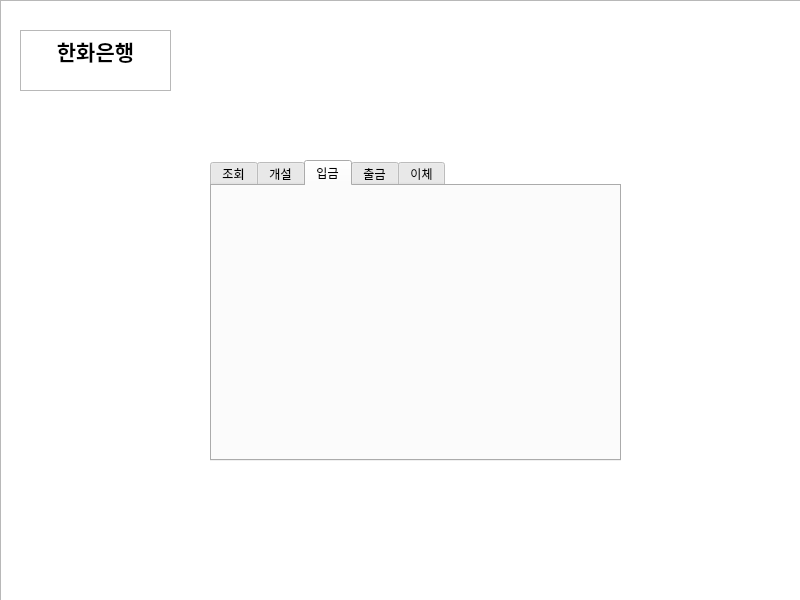
First picture: the form in bank.ui, repository smleew/Qt_BankSystem, before the edit.
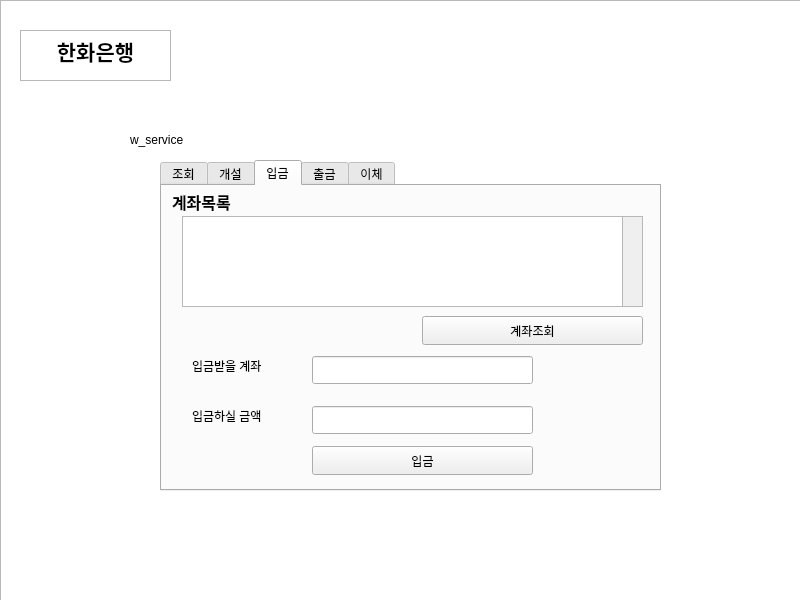
Second picture: the form after the edit. The open tabs and pages were chosen to show the change.

Diff of the .ui file:
```diff
--- a/bank.ui
+++ b/bank.ui
@@ -19,7 +19,7 @@
      <x>20</x>
      <y>30</y>
      <width>151</width>
-     <height>61</height>
+     <height>51</height>
     </rect>
    </property>
    <property name="html">
@@ -37,7 +37,7 @@
    <property name="geometry">
     <rect>
      <x>110</x>
-     <y>100</y>
+     <y>120</y>
      <width>600</width>
      <height>400</height>
     </rect>
@@ -60,10 +60,10 @@
     <widget class="QTabWidget" name="selectService">
      <property name="geometry">
       <rect>
-       <x>100</x>
-       <y>60</y>
-       <width>411</width>
-       <height>301</height>
+       <x>50</x>
+       <y>40</y>
+       <width>501</width>
+       <height>331</height>
       </rect>
      </property>
      <property name="currentIndex">
@@ -83,6 +83,136 @@
       <attribute name="title">
        <string>입금</string>
       </attribute>
+      <widget class="QLabel" name="label_15">
+       <property name="geometry">
+        <rect>
+         <x>10</x>
+         <y>0</y>
+         <width>81</width>
+         <height>31</height>
+        </rect>
+       </property>
+       <property name="font">
+        <font>
+         <pointsize>12</pointsize>
+         <bold>true</bold>
+        </font>
+       </property>
+       <property name="text">
+        <string>계좌목록</string>
+       </property>
+      </widget>
+      <widget class="QListView" name="listView_2">
+       <property name="geometry">
+        <rect>
+         <x>20</x>
+         <y>30</y>
+         <width>461</width>
+         <height>91</height>
+        </rect>
+       </property>
+      </widget>
+      <widget class="QPushButton" name="btn_depositCheck">
+       <property name="geometry">
+        <rect>
+         <x>260</x>
+         <y>130</y>
+         <width>221</width>
+         <height>29</height>
+        </rect>
+       </property>
+       <property name="text">
+        <string>계좌조회</string>
+       </property>
+      </widget>
+      <widget class="QScrollArea" name="scrollArea_2">
+       <property name="geometry">
+        <rect>
+         <x>460</x>
+         <y>30</y>
+         <width>21</width>
+         <height>91</height>
+        </rect>
+       </property>
+       <property name="widgetResizable">
+        <bool>true</bool>
+       </property>
+       <widget class="QWidget" name="scrollAreaWidgetContents_2">
+        <property name="geometry">
+         <rect>
+          <x>0</x>
+          <y>0</y>
+          <width>19</width>
+          <height>89</height>
+         </rect>
+        </property>
+       </widget>
+      </widget>
+      <widget class="QPushButton" name="btn_deposit">
+       <property name="geometry">
+        <rect>
+         <x>150</x>
+         <y>260</y>
+         <width>221</width>
+         <height>29</height>
+        </rect>
+       </property>
+       <property name="text">
+        <string>입금</string>
+       </property>
+      </widget>
+      <widget class="QLabel" name="label_16">
+       <property name="geometry">
+        <rect>
+         <x>30</x>
+         <y>170</y>
+         <width>101</width>
+         <height>20</height>
+        </rect>
+       </property>
+       <property name="text">
+        <string>입금받을 계좌</string>
+       </property>
+      </widget>
+      <widget class="QLineEdit" name="le_receivedAccount">
+       <property name="geometry">
+        <rect>
+         <x>150</x>
+         <y>170</y>
+         <width>221</width>
+         <height>28</height>
+        </rect>
+       </property>
+       <property name="text">
+        <string/>
+       </property>
+      </widget>
+      <widget class="QLineEdit" name="lineEdit_8">
+       <property name="geometry">
+        <rect>
+         <x>150</x>
+         <y>220</y>
+         <width>221</width>
+         <height>28</height>
+        </rect>
+       </property>
+       <property name="text">
+        <string/>
+       </property>
+      </widget>
+      <widget class="QLabel" name="label_17">
+       <property name="geometry">
+        <rect>
+         <x>30</x>
+         <y>220</y>
+         <width>101</width>
+         <height>20</height>
+        </rect>
+       </property>
+       <property name="text">
+        <string>입금하실 금액</string>
+       </property>
+      </widget>
      </widget>
      <widget class="QWidget" name="w_withdraw">
       <attribute name="title">
@@ -95,6 +225,19 @@
       </attribute>
      </widget>
     </widget>
+    <widget class="QLabel" name="label_10">
+     <property name="geometry">
+      <rect>
+       <x>20</x>
+       <y>10</y>
+       <width>71</width>
+       <height>20</height>
+      </rect>
+     </property>
+     <property name="text">
+      <string>w_service</string>
+     </property>
+    </widget>
    </widget>
   </widget>
   <widget class="QGraphicsView" name="background">
```
Left out of the diff: 397 changed lines with no effect on the pictures.
